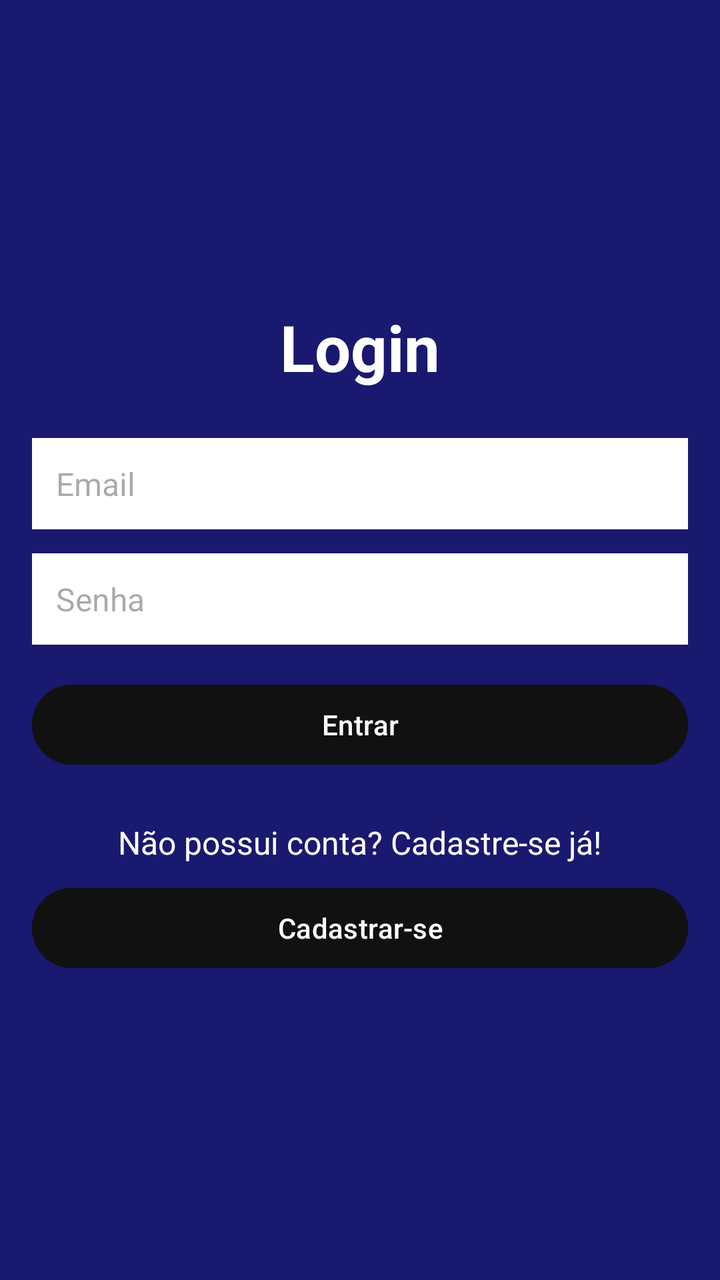
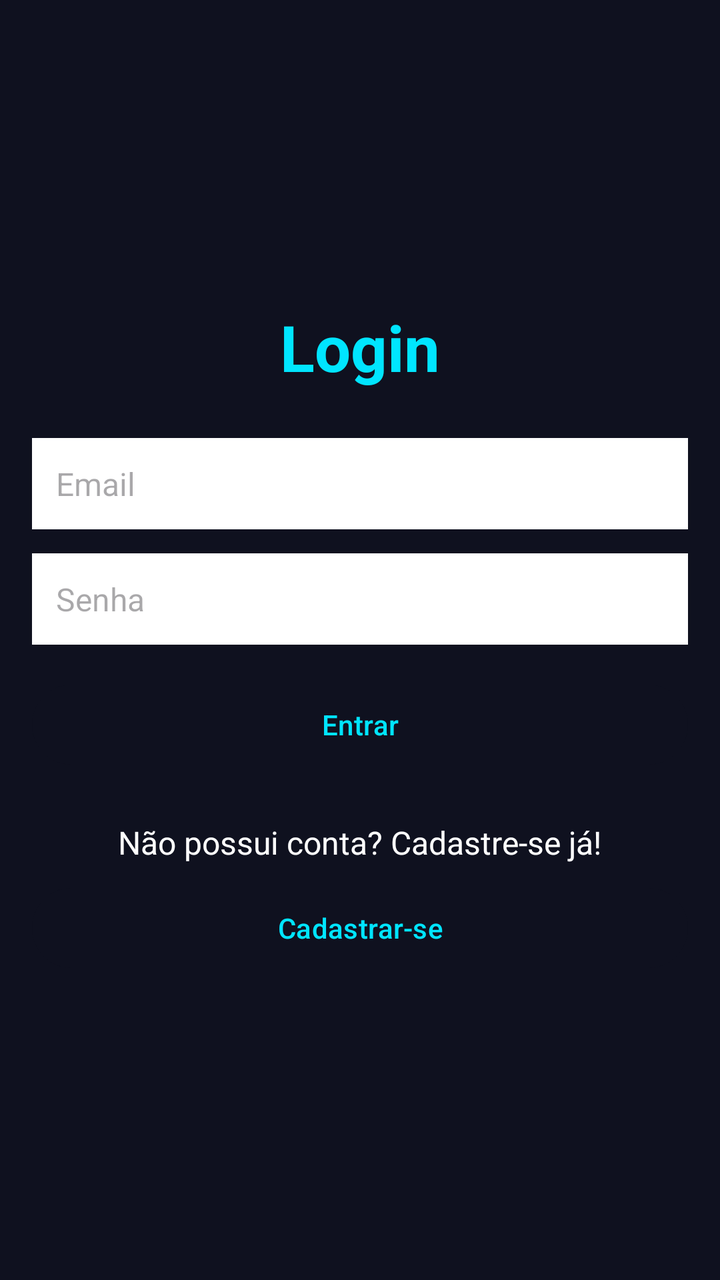

Before-and-after screenshots of an Android layout around one commit, followed by the original layout XML and the change that was made.
<!-- AndroidManifest.xml: application theme Theme.SistemaUniversalAcesso -->
<!-- res/layout/login.xml -->
<?xml version="1.0" encoding="utf-8"?>
<LinearLayout
    xmlns:android="http://schemas.android.com/apk/res/android"
    xmlns:app="http://schemas.android.com/apk/res-auto"
    xmlns:tools="http://schemas.android.com/tools"
    android:layout_width="match_parent"
    android:layout_height="match_parent"
    android:padding="16dp"
    android:orientation="vertical"
    android:gravity="center"
    android:background="#191970">

    <TextView
        android:layout_width="wrap_content"
        android:layout_height="wrap_content"
        android:text="Login"
        android:textColor="@color/white"
        android:textSize="32sp"
        android:textStyle="bold"
        android:layout_marginBottom="24dp" />

    
    <com.airbnb.lottie.LottieAnimationView
        android:id="@+id/lottieSuccess"
        android:layout_width="200dp"
        android:layout_height="200dp"
        android:visibility="gone"
        app:lottie_rawRes="@raw/login_sucess"
        app:lottie_autoPlay="false"
        app:lottie_loop="false" />

    
    <com.airbnb.lottie.LottieAnimationView
        android:id="@+id/lottieError"
        android:layout_width="150dp"
        android:layout_height="150dp"
        android:visibility="gone"
        app:lottie_rawRes="@raw/login_error"
        app:lottie_autoPlay="false"
        app:lottie_loop="false" />

    <EditText
        android:id="@+id/etEmail"
        android:layout_width="match_parent"
        android:layout_height="wrap_content"
        android:hint="Email"
        android:background="@color/white"
        android:inputType="textEmailAddress"
        android:padding="12dp"
        android:textSize="16sp" />

    <EditText
        android:id="@+id/etSenha"
        android:layout_width="match_parent"
        android:layout_height="wrap_content"
        android:layout_marginTop="12dp"
        android:hint="Senha"
        android:background="@color/white"
        android:inputType="textPassword"
        android:padding="12dp"
        android:textSize="16sp" />

    <Button
        android:id="@+id/btnLogin"
        android:layout_width="match_parent"
        android:layout_height="wrap_content"
        android:text="Entrar"
        android:layout_marginTop="16dp"
        android:backgroundTint="#111"
        android:textColor="@android:color/white" />

    <TextView
        android:layout_width="wrap_content"
        android:layout_height="wrap_content"
        android:text="Não possui conta? Cadastre-se já!"
        android:textColor="@android:color/white"
        android:layout_marginTop="24dp"
        android:textSize="16sp" />

    <Button
        android:id="@+id/btnCadastro"
        android:layout_width="match_parent"
        android:layout_height="wrap_content"
        android:text="Cadastrar-se"
        android:backgroundTint="#111"
        android:textColor="@android:color/white"
        android:layout_marginTop="8dp" />
</LinearLayout>
<!-- resources referenced by this layout -->
<resources>
  <color name="white">#FFFFFFFF</color>
  <style name="Theme.SistemaUniversalAcesso" parent="Base.Theme.SistemaUniversalAcesso" />
  <style name="Base.Theme.SistemaUniversalAcesso" parent="Theme.Material3.DayNight.NoActionBar">
          
          
      </style>
</resources>

<!-- the commit's change to res/layout/login.xml (unified diff, before → after) -->
@@ -8,16 +8,7 @@
     android:padding="16dp"
     android:orientation="vertical"
     android:gravity="center"
-    android:background="#191970">
-
-    <TextView
-        android:layout_width="wrap_content"
-        android:layout_height="wrap_content"
-        android:text="Login"
-        android:textColor="@color/white"
-        android:textSize="32sp"
-        android:textStyle="bold"
-        android:layout_marginBottom="24dp" />
+    android:background="#0F111F">
 
     
     <com.airbnb.lottie.LottieAnimationView
@@ -38,6 +29,16 @@
         app:lottie_rawRes="@raw/login_error"
         app:lottie_autoPlay="false"
         app:lottie_loop="false" />
+
+    <TextView
+        android:layout_width="wrap_content"
+        android:layout_height="wrap_content"
+        android:text="Login"
+        android:textColor="@color/azul_neon"
+        android:textSize="32sp"
+        android:textStyle="bold"
+        android:layout_marginBottom="24dp" />
+
 
     <EditText
         android:id="@+id/etEmail"
@@ -66,8 +67,8 @@
         android:layout_height="wrap_content"
         android:text="Entrar"
         android:layout_marginTop="16dp"
-        android:backgroundTint="#111"
-        android:textColor="@android:color/white" />
+        android:backgroundTint="#0F111F"
+        android:textColor="@color/azul_neon" />
 
     <TextView
         android:layout_width="wrap_content"
@@ -82,7 +83,7 @@
         android:layout_width="match_parent"
         android:layout_height="wrap_content"
         android:text="Cadastrar-se"
-        android:backgroundTint="#111"
-        android:textColor="@android:color/white"
+        android:backgroundTint="#0F111F"
+        android:textColor="@color/azul_neon"
         android:layout_marginTop="8dp" />
 </LinearLayout>
<!-- resource entries referenced after the edit -->
@@ -1,5 +1,6 @@
 <!-- resources referenced by this layout -->
 <resources>
+  <color name="azul_neon">#00E5FF</color>
   <color name="white">#FFFFFFFF</color>
   <style name="Theme.SistemaUniversalAcesso" parent="Base.Theme.SistemaUniversalAcesso" />
   <style name="Base.Theme.SistemaUniversalAcesso" parent="Theme.Material3.DayNight.NoActionBar">
